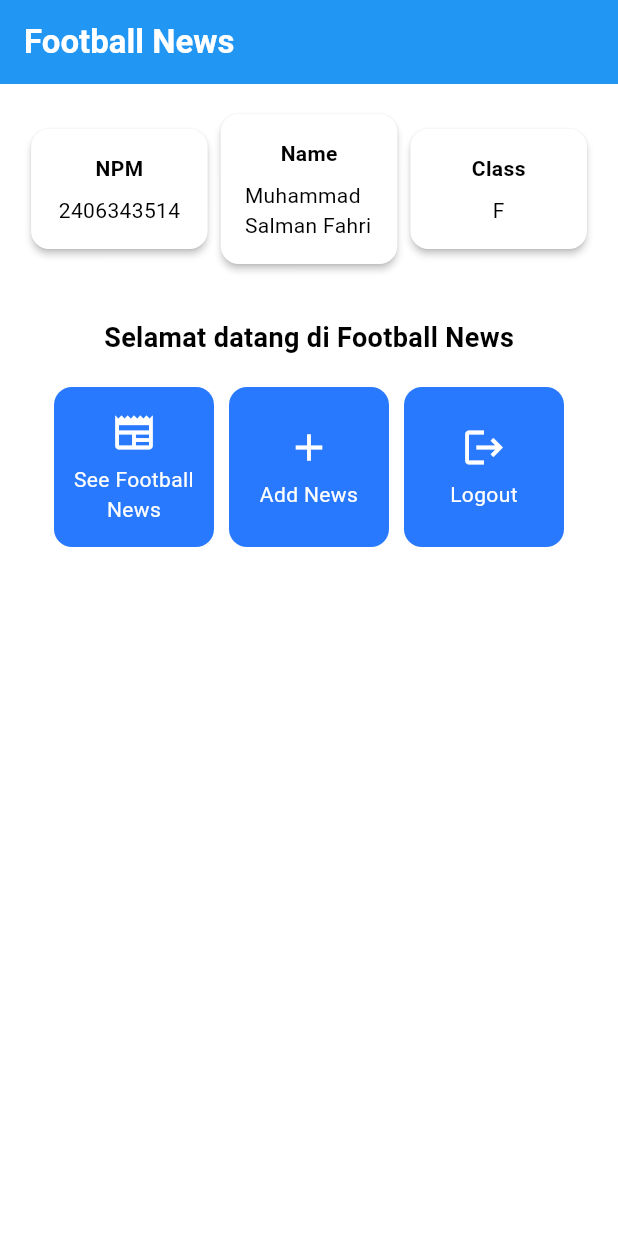
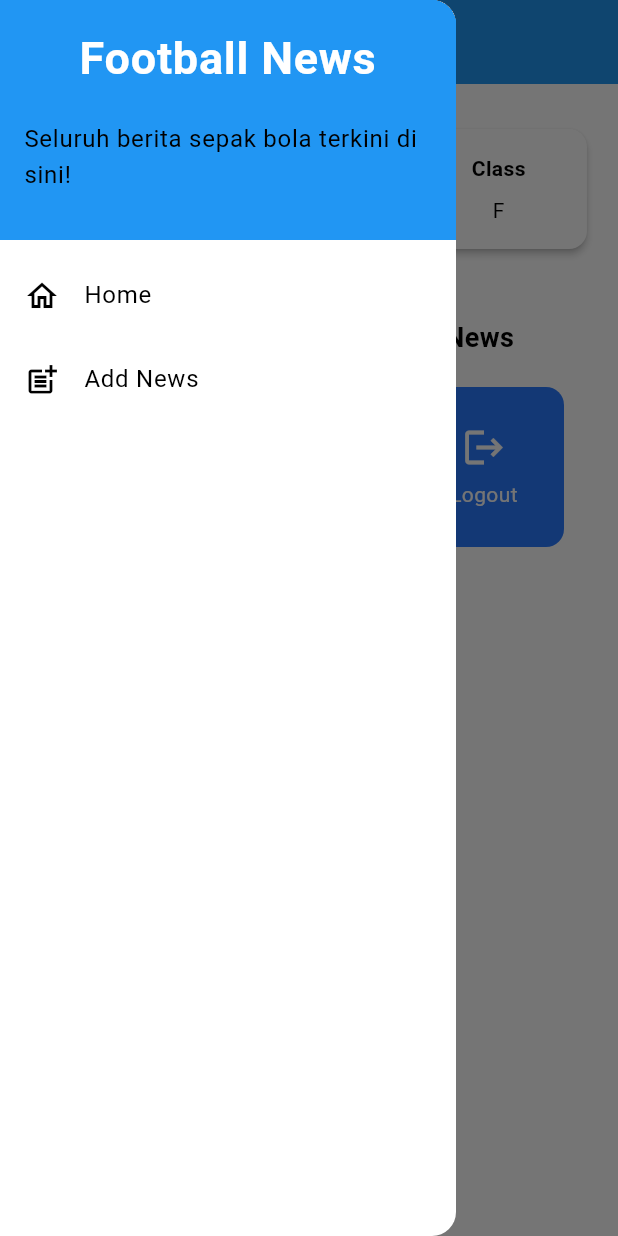
Before and after one commit to Slamooyn/football-news-mobile, a Flutter app: the screen it shows after launch, with the side drawer open (before the commit the screen has no drawer), on a phone screen of 412 x 824 dp. Run offline on Flutter 3.47's test engine with Material 3 defaults, Android fonts, the phone set to English and light mode, and no system bars.

Commit message:
tutorial 7 done

```diff
--- a/lib/main.dart
+++ b/lib/main.dart
@@ -1,5 +1,5 @@
 import 'package:flutter/material.dart';
-import 'package:football_news/menu.dart';
+import 'package:football_news/screen/menu.dart';
 
 void main() {
   runApp(const MyApp());
--- a/lib/menu.dart
+++ b/lib/screen/menu.dart
@@ -1,4 +1,6 @@
 import 'package:flutter/material.dart';
+import 'package:football_news/widgets/left_drawer.dart';
+import 'package:football_news/widgets/news_card.dart';
 
 class MyHomePage extends StatelessWidget {
     MyHomePage({super.key});
@@ -22,11 +24,15 @@ class MyHomePage extends StatelessWidget {
         // Judul aplikasi "Football News" dengan teks putih dan tebal.
         title: const Text(
           'Football News',
-          style: TextStyle(color: Colors.white, fontWeight: FontWeight.bold),
+          style: TextStyle(
+            color: Colors.white,
+            fontWeight: FontWeight.bold,
+          ),
         ),
         // Warna latar belakang AppBar diambil dari skema warna tema aplikasi.
         backgroundColor: Theme.of(context).colorScheme.primary,
       ),
+      drawer: LeftDrawer(),
       // Body halaman dengan padding di sekelilingnya.
       body: Padding(
         padding: const EdgeInsets.all(16.0),
@@ -51,6 +57,7 @@ class MyHomePage extends StatelessWidget {
             Center(
               child: Column(
                 // Menyusun teks dan grid item secara vertikal.
+
                 children: [
                   // Menampilkan teks sambutan dengan gaya tebal dan ukuran 18.
                   const Padding(
@@ -92,8 +99,8 @@ class MyHomePage extends StatelessWidget {
 class InfoCard extends StatelessWidget {
   // Kartu informasi yang menampilkan title dan content.
 
-  final String title; // Judul kartu.
-  final String content; // Isi kartu.
+  final String title;  // Judul kartu.
+  final String content;  // Isi kartu.
 
   const InfoCard({super.key, required this.title, required this.content});
 
@@ -104,68 +111,18 @@ class InfoCard extends StatelessWidget {
       elevation: 2.0,
       child: Container(
         // Mengatur ukuran dan jarak di dalam kartu.
-        width:
-            MediaQuery.of(context).size.width /
-            3.5, // menyesuaikan dengan lebar device yang digunakan.
+        width: MediaQuery.of(context).size.width / 3.5, // menyesuaikan dengan lebar device yang digunakan.
         padding: const EdgeInsets.all(16.0),
         // Menyusun title dan content secara vertikal.
         child: Column(
           children: [
-            Text(title, style: const TextStyle(fontWeight: FontWeight.bold)),
+            Text(
+              title,
+              style: const TextStyle(fontWeight: FontWeight.bold),
+            ),
             const SizedBox(height: 8.0),
             Text(content),
           ],
-        ),
-      ),
-    );
-  }
-}
-
-class ItemCard extends StatelessWidget {
-  // Menampilkan kartu dengan ikon dan nama.
-
-  final ItemHomepage item;
-
-  const ItemCard(this.item, {super.key});
-
-  @override
-  Widget build(BuildContext context) {
-    return Material(
-      // Menentukan warna latar belakang dari tema aplikasi.
-      color: Theme.of(context).colorScheme.secondary,
-      // Membuat sudut kartu melengkung.
-      borderRadius: BorderRadius.circular(12),
-
-      child: InkWell(
-        // Aksi ketika kartu ditekan.
-        onTap: () {
-          // Menampilkan pesan SnackBar saat kartu ditekan.
-          ScaffoldMessenger.of(context)
-            ..hideCurrentSnackBar()
-            ..showSnackBar(
-              SnackBar(
-                content: Text("Kamu telah menekan tombol ${item.name}!"),
-              ),
-            );
-        },
-        // Container untuk menyimpan Icon dan Text
-        child: Container(
-          padding: const EdgeInsets.all(8),
-          child: Center(
-            child: Column(
-              // Menyusun ikon dan teks di tengah kartu.
-              mainAxisAlignment: MainAxisAlignment.center,
-              children: [
-                Icon(item.icon, color: Colors.white, size: 30.0),
-                const Padding(padding: EdgeInsets.all(3)),
-                Text(
-                  item.name,
-                  textAlign: TextAlign.center,
-                  style: const TextStyle(color: Colors.white),
-                ),
-              ],
-            ),
-          ),
         ),
       ),
     );
--- /dev/null
+++ b/lib/widgets/left_drawer.dart
@@ -0,0 +1,61 @@
+import 'package:flutter/material.dart';
+import 'package:football_news/screen/menu.dart';
+
+class LeftDrawer extends StatelessWidget {
+  const LeftDrawer({super.key});
+
+  @override
+  Widget build(BuildContext context) {
+    return Drawer(
+      child: ListView(
+        children: [
+          const DrawerHeader(
+            decoration: BoxDecoration(
+              color: Colors.blue,
+            ),
+            child: Column(
+              children: [
+                Text(
+                  'Football News',
+                  textAlign: TextAlign.center,
+                  style: TextStyle(
+                    fontSize: 30,
+                    fontWeight: FontWeight.bold,
+                    color: Colors.white,
+                  ),
+                ),
+                Padding(padding: EdgeInsets.all(10)),
+                Text("Seluruh berita sepak bola terkini di sini!",
+                    // TODO: Tambahkan gaya teks dengan center alignment, font ukuran 15, warna putih, dan weight biasa
+                    ),
+              ],
+            ),
+          ),
+          ListTile(
+            leading: const Icon(Icons.home_outlined),
+            title: const Text('Home'),
+            // Bagian redirection ke MyHomePage
+            onTap: () {
+              Navigator.pushReplacement(
+                  context,
+                  MaterialPageRoute(
+                    builder: (context) => MyHomePage(),
+                  ));
+            },
+          ),
+          ListTile(
+            leading: const Icon(Icons.post_add),
+            title: const Text('Add News'),
+            // Bagian redirection ke NewsFormPage
+            onTap: () {
+              /*
+              TODO: Buatlah routing ke NewsFormPage di sini,
+              setelah halaman NewsFormPage sudah dibuat.
+              */
+            },
+          ),
+        ],
+      ),
+    );
+  }
+}
--- /dev/null
+++ b/lib/widgets/news_card.dart
@@ -0,0 +1,63 @@
+import 'package:flutter/material.dart';
+import 'package:football_news/screen/newslist_form.dart';
+import 'package:football_news/screen/menu.dart';
+
+class ItemCard extends StatelessWidget {
+  // Menampilkan kartu dengan ikon dan nama.
+  final ItemHomepage item;
+
+  const ItemCard(this.item, {super.key});
+
+  @override
+  Widget build(BuildContext context) {
+    return Material(
+      // Menentukan warna latar belakang dari tema aplikasi.
+      color: Theme.of(context).colorScheme.secondary,
+      // Membuat sudut kartu melengkung.
+      borderRadius: BorderRadius.circular(12),
+
+      child: InkWell(
+        // Aksi ketika kartu ditekan.
+        onTap: () {
+          // Menampilkan pesan SnackBar saat kartu ditekan.
+          ScaffoldMessenger.of(context)
+            ..hideCurrentSnackBar()
+            ..showSnackBar(
+              SnackBar(content: Text("Kamu telah menekan tombol ${item.name}!"))
+            );
+          // Navigate ke route yang sesuai (tergantung jenis tombol)
+          if (item.name == "Tambah Berita") {
+            // Gunakan Navigator.push untuk melakukan navigasi ke MaterialPageRoute yang mencakup NewsFormPage.
+            Navigator.push(
+              context,
+              MaterialPageRoute(builder: (context) => NewsFormPage()),
+            );
+          }
+        },
+        // Container untuk menyimpan Icon dan Text
+        child: Container(
+          padding: const EdgeInsets.all(8),
+          child: Center(
+            child: Column(
+              // Menyusun ikon dan teks di tengah kartu.
+              mainAxisAlignment: MainAxisAlignment.center,
+              children: [
+                Icon(
+                  item.icon,
+                  color: Colors.white,
+                  size: 30.0,
+                ),
+                const Padding(padding: EdgeInsets.all(3)),
+                Text(
+                  item.name,
+                  textAlign: TextAlign.center,
+                  style: const TextStyle(color: Colors.white),
+                ),
+              ],
+            ),
+          ),
+        ),
+      ),
+    );
+  }
+}
```
Also changed, not shown: lib/screen/newslist_form.dart (added, +213 -0 lines). Lines whose indentation alone changed are shown as unchanged.
